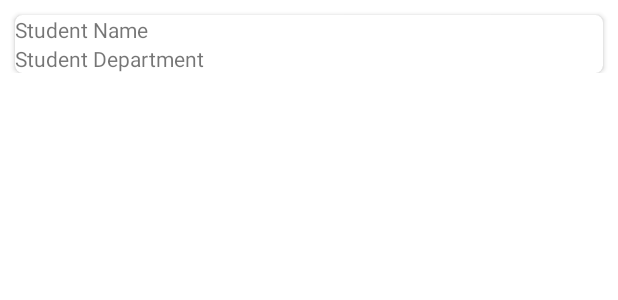
After one commit to Deaniesaur/DeanPinlac_SanjibSaha_COMP304Sec002_Lab4, an Android app: the layout student_row.xml on its own in the app's theme, with its tools: preview values and no code run, on a phone screen of 412 x 824 dp. The commit adds this screen. Shown: the top 300 px of the screen. Run offline under Robolectric (Android 15) with nearby library versions, the phone set to English and light mode, and no system bars.

Commit message:
Add Student List Adapter

```diff
--- /dev/null
+++ b/app/src/main/res/layout/student_row.xml
@@ -0,0 +1,37 @@
+<?xml version="1.0" encoding="utf-8"?>
+<LinearLayout xmlns:android="http://schemas.android.com/apk/res/android"
+    android:layout_width="match_parent"
+    android:layout_height="wrap_content"
+    xmlns:app="http://schemas.android.com/apk/res-auto"
+    android:orientation="vertical">
+
+    <androidx.cardview.widget.CardView
+        android:layout_width="match_parent"
+        android:layout_height="wrap_content"
+        android:layout_marginTop="@dimen/margin10"
+        android:layout_marginStart="@dimen/margin10"
+        android:layout_marginEnd="@dimen/margin10"
+        app:cardCornerRadius="@dimen/radius">
+
+        <LinearLayout
+            android:layout_width="match_parent"
+            android:layout_height="wrap_content"
+            android:orientation="vertical">
+
+            <TextView
+                android:id="@+id/rowName"
+                android:layout_width="wrap_content"
+                android:layout_height="wrap_content"
+                android:text="Student Name" />
+
+            <TextView
+                android:id="@+id/rowDepartment"
+                android:layout_width="wrap_content"
+                android:layout_height="wrap_content"
+                android:text="Student Department" />
+
+        </LinearLayout>
+
+    </androidx.cardview.widget.CardView>
+
+</LinearLayout>
--- a/app/src/main/res/values/dimens.xml
+++ b/app/src/main/res/values/dimens.xml
@@ -1,4 +1,6 @@
 <?xml version="1.0" encoding="utf-8"?>
 <resources>
     <dimen name="spacing100">100dp</dimen>
+    <dimen name="margin10">10dp</dimen>
+    <dimen name="radius">5dp</dimen>
 </resources>
```
Also changed, not shown: app/src/main/java/com/centennial/deanpinlac_sanjibsaha_comp304sec002/StudentActivity.java (+9 -1 lines), app/src/main/java/com/centennial/deanpinlac_sanjibsaha_comp304sec002/adapter/StudentAdapter.java (added, +74 -0 lines).
